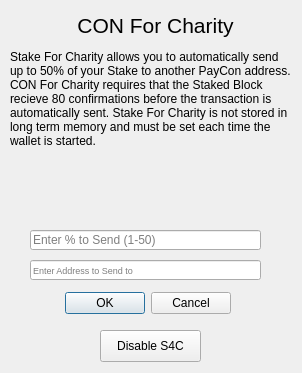
Old version of the form src/qt/forms/charitydialog.ui in the repository prodigal-son/DigitalGold.
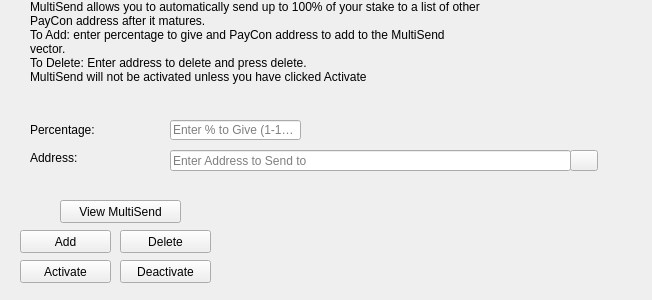
New version of the form. Icons and pictures are not drawn.

Commit message: Multi-Send GUI unfinished

What changed in the file:
```diff
--- a/src/qt/forms/charitydialog.ui
+++ b/src/qt/forms/charitydialog.ui
@@ -1,115 +1,67 @@
 <?xml version="1.0" encoding="UTF-8"?>
 <ui version="4.0">
- <class>charityDialog</class>
- <widget class="QDialog" name="charityDialog">
+ <class>StakeForCharityDialog</class>
+ <widget class="QWidget" name="StakeForCharityDialog">
+  <property name="windowModality">
+   <enum>Qt::NonModal</enum>
+  </property>
   <property name="geometry">
    <rect>
     <x>0</x>
     <y>0</y>
-    <width>302</width>
-    <height>373</height>
+    <width>652</width>
+    <height>300</height>
    </rect>
   </property>
   <property name="windowTitle">
    <string>S4C</string>
   </property>
-  <widget class="QDialogButtonBox" name="buttonBox">
-   <property name="geometry">
-    <rect>
-     <x>60</x>
-     <y>290</y>
-     <width>176</width>
-     <height>27</height>
-    </rect>
-   </property>
-   <property name="sizePolicy">
-    <sizepolicy hsizetype="Minimum" vsizetype="Fixed">
-     <horstretch>0</horstretch>
-     <verstretch>0</verstretch>
-    </sizepolicy>
-   </property>
-   <property name="layoutDirection">
-    <enum>Qt::LeftToRight</enum>
-   </property>
-   <property name="orientation">
-    <enum>Qt::Horizontal</enum>
-   </property>
-   <property name="standardButtons">
-    <set>QDialogButtonBox::Cancel|QDialogButtonBox::Ok</set>
-   </property>
-   <property name="centerButtons">
-    <bool>true</bool>
-   </property>
-  </widget>
   <widget class="QLineEdit" name="charityPercentEdit">
    <property name="geometry">
     <rect>
-     <x>30</x>
-     <y>230</y>
-     <width>231</width>
+     <x>170</x>
+     <y>120</y>
+     <width>131</width>
      <height>20</height>
     </rect>
    </property>
    <property name="placeholderText">
-    <string>Enter % to Send (1-50)</string>
+    <string>Enter % to Give (1-100)</string>
    </property>
   </widget>
   <widget class="QLineEdit" name="charityAddressEdit">
    <property name="geometry">
     <rect>
-     <x>30</x>
-     <y>260</y>
-     <width>231</width>
-     <height>20</height>
+     <x>170</x>
+     <y>150</y>
+     <width>401</width>
+     <height>21</height>
     </rect>
    </property>
-   <property name="font">
-    <font>
-     <pointsize>7</pointsize>
-    </font>
+   <property name="toolTip">
+    <string/>
    </property>
    <property name="placeholderText">
     <string>Enter Address to Send to</string>
    </property>
   </widget>
-  <widget class="QLabel" name="label">
-   <property name="geometry">
-    <rect>
-     <x>30</x>
-     <y>10</y>
-     <width>251</width>
-     <height>31</height>
-    </rect>
-   </property>
-   <property name="font">
-    <font>
-     <pointsize>16</pointsize>
-    </font>
-   </property>
-   <property name="text">
-    <string>CON For Charity</string>
-   </property>
-   <property name="scaledContents">
-    <bool>false</bool>
-   </property>
-   <property name="alignment">
-    <set>Qt::AlignCenter</set>
-   </property>
-  </widget>
   <widget class="QLabel" name="label_2">
    <property name="geometry">
     <rect>
-     <x>10</x>
-     <y>50</y>
-     <width>281</width>
-     <height>151</height>
+     <x>30</x>
+     <y>0</y>
+     <width>451</width>
+     <height>121</height>
     </rect>
    </property>
    <property name="lineWidth">
     <number>1</number>
    </property>
    <property name="text">
-    <string>Stake For Charity allows you to automatically send up to 50% of your Stake to another PayCon address.  CON For Charity requires that the Staked Block recieve 80 confirmations before the transaction is automatically sent. Stake For Charity is not stored in long term memory and must be set each time the wallet is started. </string>
+    <string>MultiSend allows you to automatically send up to 100% of your stake to a list of other PayCon address after it matures.
+To Add: enter percentage to give and PayCon address to add to the MultiSend vector. 
+To Delete: Enter address to delete and press delete.
+MultiSend will not be activated unless you have clicked Activate</string>
    </property>
    <property name="alignment">
     <set>Qt::AlignLeading|Qt::AlignLeft|Qt::AlignTop</set>
@@ -118,20 +70,164 @@
     <bool>true</bool>
    </property>
   </widget>
-  <widget class="QPushButton" name="pushButton">
+  <widget class="QLabel" name="message">
    <property name="geometry">
     <rect>
-     <x>100</x>
-     <y>330</y>
-     <width>101</width>
-     <height>32</height>
+     <x>240</x>
+     <y>200</y>
+     <width>381</width>
+     <height>91</height>
     </rect>
    </property>
-   <property name="layoutDirection">
-    <enum>Qt::LeftToRight</enum>
+   <property name="text">
+    <string/>
    </property>
+  </widget>
+  <widget class="QPushButton" name="addButton">
+   <property name="geometry">
+    <rect>
+     <x>20</x>
+     <y>230</y>
+     <width>91</width>
+     <height>23</height>
+    </rect>
+   </property>
+   <property name="toolTip">
+    <string/>
+   </property>
+   <property name="statusTip">
+    <string>Add to MultiSend Vector</string>
+   </property>
    <property name="text">
-    <string>Disable S4C</string>
+    <string>Add</string>
+   </property>
+  </widget>
+  <widget class="QPushButton" name="disableButton">
+   <property name="geometry">
+    <rect>
+     <x>120</x>
+     <y>260</y>
+     <width>91</width>
+     <height>23</height>
+    </rect>
+   </property>
+   <property name="statusTip">
+    <string>Deactivate MultiSend</string>
+   </property>
+   <property name="text">
+    <string>Deactivate</string>
+   </property>
+  </widget>
+  <widget class="QPushButton" name="addressBookButton">
+   <property name="geometry">
+    <rect>
+     <x>570</x>
+     <y>150</y>
+     <width>28</width>
+     <height>21</height>
+    </rect>
+   </property>
+   <property name="toolTip">
+    <string>Choose an address from the address book</string>
+   </property>
+   <property name="text">
+    <string/>
+   </property>
+   <property name="icon">
+    <iconset resource="../bitcoin.qrc">
+     <normaloff>:/icons/address-book</normaloff>:/icons/address-book</iconset>
+   </property>
+   <property name="shortcut">
+    <string>Alt+A</string>
+   </property>
+   <property name="autoDefault">
+    <bool>false</bool>
+   </property>
+  </widget>
+  <widget class="QLabel" name="label">
+   <property name="geometry">
+    <rect>
+     <x>30</x>
+     <y>120</y>
+     <width>121</width>
+     <height>20</height>
+    </rect>
+   </property>
+   <property name="toolTip">
+    <string>Percentage of stake to send</string>
+   </property>
+   <property name="text">
+    <string>Percentage:</string>
+   </property>
+  </widget>
+  <widget class="QLabel" name="label_5">
+   <property name="geometry">
+    <rect>
+     <x>30</x>
+     <y>150</y>
+     <width>111</width>
+     <height>16</height>
+    </rect>
+   </property>
+   <property name="toolTip">
+    <string>Address to send portion of stake to</string>
+   </property>
+   <property name="text">
+    <string>Address:</string>
+   </property>
+  </widget>
+  <widget class="QPushButton" name="deleteButton">
+   <property name="geometry">
+    <rect>
+     <x>120</x>
+     <y>230</y>
+     <width>91</width>
+     <height>23</height>
+    </rect>
+   </property>
+   <property name="toolTip">
+    <string/>
+   </property>
+   <property name="statusTip">
+    <string>Delete Address From MultiSend Vector</string>
+   </property>
+   <property name="text">
+    <string>Delete</string>
+   </property>
+  </widget>
+  <widget class="QPushButton" name="activateButton">
+   <property name="geometry">
+    <rect>
+     <x>20</x>
+     <y>260</y>
+     <width>91</width>
+     <height>23</height>
+    </rect>
+   </property>
+   <property name="statusTip">
+    <string>Activate MultiSend</string>
+   </property>
+   <property name="text">
+    <string>Activate</string>
+   </property>
+  </widget>
+  <widget class="QPushButton" name="viewButton">
+   <property name="geometry">
+    <rect>
+     <x>60</x>
+     <y>200</y>
+     <width>121</width>
+     <height>23</height>
+    </rect>
+   </property>
+   <property name="toolTip">
+    <string/>
+   </property>
+   <property name="statusTip">
+    <string>View MultiSend Vector</string>
+   </property>
+   <property name="text">
+    <string>View MultiSend</string>
    </property>
   </widget>
  </widget>
```
Left out of the diff: 44 changed lines with no effect on the pictures. The commit also changes 9 other files.
